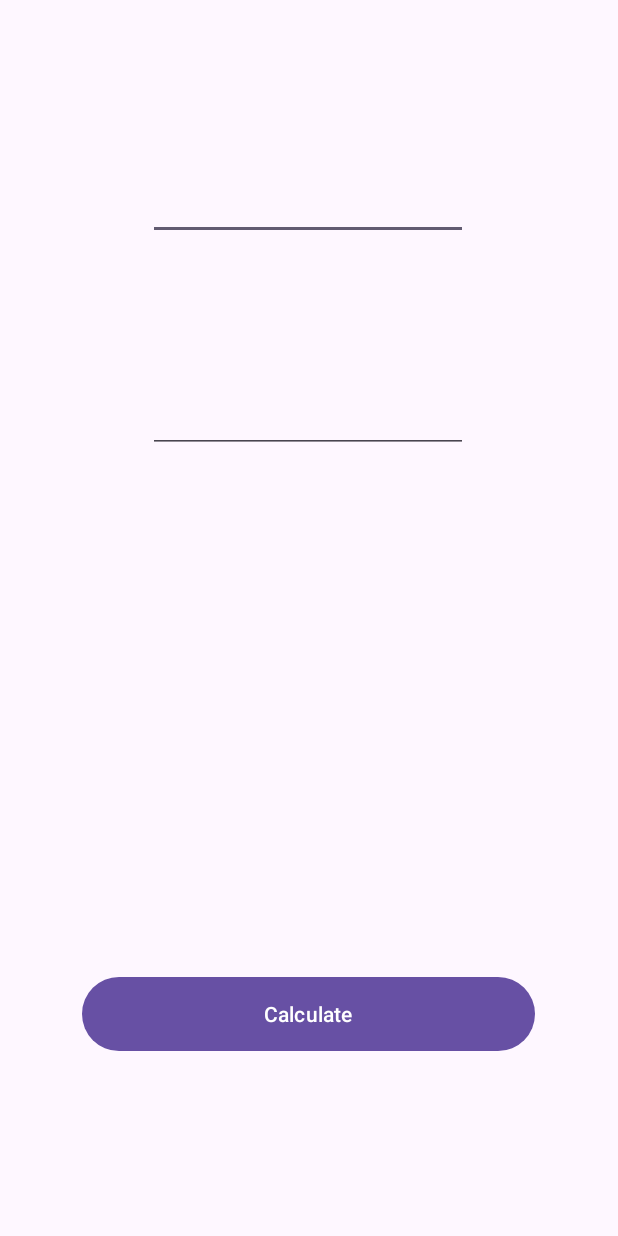
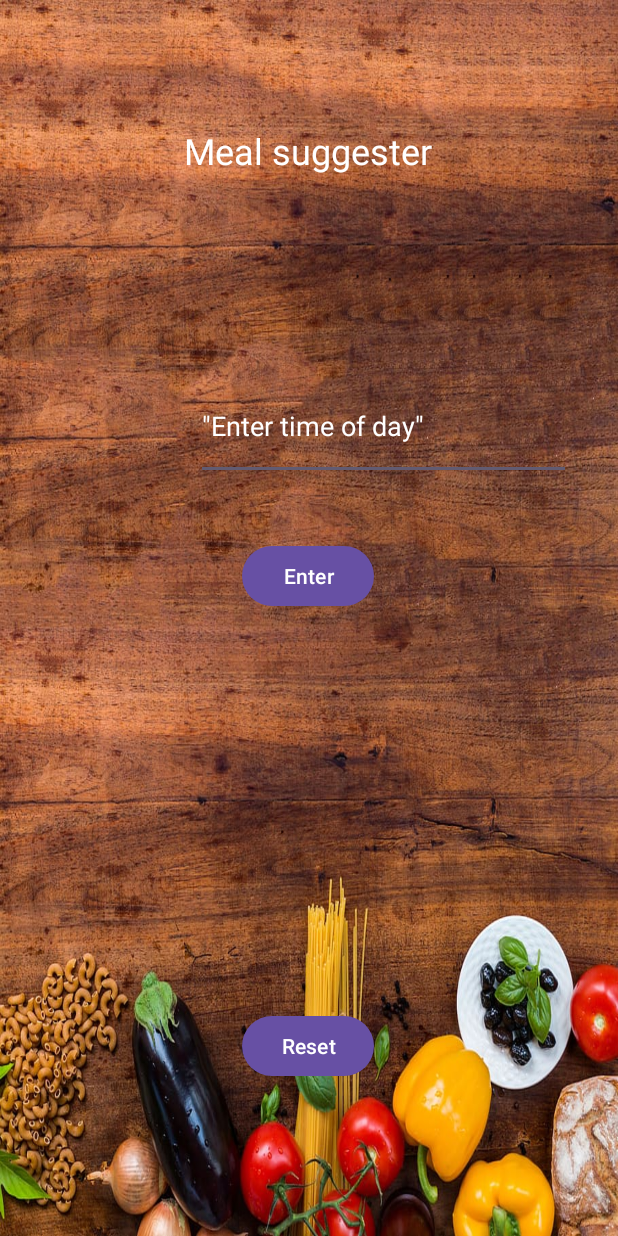
Before and after one commit to ST10479888/Math-app, an Android app: the screen it shows after launch (MainActivity), on a phone screen of 412 x 824 dp. Run offline under Robolectric (Android 15) with nearby library versions, the phone set to English and light mode, and no system bars.

Commit message:
Food-Suggester-App

```diff
--- a/app/src/main/java/vcmsa/ci/demo/MainActivity.kt
+++ b/app/src/main/java/vcmsa/ci/demo/MainActivity.kt
@@ -1,6 +1,9 @@
 package vcmsa.ci.demo
 
 import android.os.Bundle
+import android.widget.Button
+import android.widget.EditText
+import android.widget.TextView
 import androidx.activity.enableEdgeToEdge
 import androidx.appcompat.app.AppCompatActivity
 import androidx.core.view.ViewCompat
@@ -11,10 +14,49 @@ class MainActivity : AppCompatActivity() {
         super.onCreate(savedInstanceState)
         enableEdgeToEdge()
         setContentView(R.layout.activity_main)
-        ViewCompat.setOnApplyWindowInsetsListener(findViewById(R.id.main)) { v, insets ->
-            val systemBars = insets.getInsets(WindowInsetsCompat.Type.systemBars())
-            v.setPadding(systemBars.left, systemBars.top, systemBars.right, systemBars.bottom)
-            insets
+
+        // find the TextView by Id
+        val textview1 = findViewById<TextView>(R.id.textView2)
+
+        //find the Button by Id
+        val button1 = findViewById<Button>(R.id.start)
+
+        //find the Edit text by Id
+        val editText = findViewById<EditText>(R.id.input1)
+
+        // find the Textview by  Id
+        val textView = findViewById<TextView>(R.id.myanswer1)
+
+        // find the Button by Id
+        val button2 = findViewById<Button>(R.id.reset)
+
+        button1.setOnClickListener{
+            val text = editText.text.toString()
+
+            if (text == "Morning"|| text == "morning"){
+                textview1.text = "Eat bacon and eggs"
+
+            }else if (text == "Mid morning" || text == "mid morning"){
+                textview1.text = "Eat greek yogurt with strawberries"
+
+            }else if (text == "Afternoon" || text == "afternoon"){
+                textview1.text = "Eat kale chips"
+
+            }else if (text == "Mid afternoon" || text == "mid afternoon"){
+                textview1.text = "Eat hard boiled eggs"
+
+            }else if (text == "Dinner" || text == "dinner"){
+                textview1.text = "Eat chicken pasta"
+
+                // Title: Meal suggestion app
+                // Author: w3schools
+                // Date: 30 March 2025
+                // Version: 1.0
+                // Available: https://www.w3schools.com/
+
+            }
         }
-    }
-}
+        button2.setOnClickListener {
+            editText.text.clear()
+            textview1.text = "Enter new data"
+        }} }
--- a/app/src/main/res/layout/activity_main.xml
+++ b/app/src/main/res/layout/activity_main.xml
@@ -5,43 +5,81 @@
     android:id="@+id/main"
     android:layout_width="match_parent"
     android:layout_height="match_parent"
+    android:background="@drawable/cookhealthyfoodeat"
     tools:context=".MainActivity">
 
-    <Button
-        android:id="@+id/button"
-        android:layout_width="302dp"
-        android:layout_height="57dp"
-        android:text="Calculate"
+
+    <TextView
+        android:id="@+id/myanswer1"
+        android:layout_width="165dp"
+        android:layout_height="79dp"
+        android:text="Meal suggester"
+        android:textAlignment="center"
+        android:textColor="@color/white"
+        android:textColorLink="@color/white"
+        android:textSize="24sp"
         app:layout_constraintBottom_toBottomOf="parent"
         app:layout_constraintEnd_toEndOf="parent"
         app:layout_constraintHorizontal_bias="0.498"
         app:layout_constraintStart_toStartOf="parent"
         app:layout_constraintTop_toTopOf="parent"
-        app:layout_constraintVertical_bias="0.844" />
+        app:layout_constraintVertical_bias="0.113" />
+
+    <TextView
+        android:id="@+id/textView2"
+        android:layout_width="336dp"
+        android:layout_height="126dp"
+        android:shadowColor="@color/white"
+        android:text=""
+        android:textColor="@color/white"
+        android:textColorHighlight="@color/white"
+        android:textColorHint="@color/white"
+        android:textColorLink="@color/white"
+        android:textSize="10sp"
+        app:layout_constraintBottom_toBottomOf="parent"
+        app:layout_constraintEnd_toEndOf="parent"
+        app:layout_constraintHorizontal_bias="0.496"
+        app:layout_constraintStart_toStartOf="parent"
+        app:layout_constraintTop_toTopOf="parent"
+        app:layout_constraintVertical_bias="0.658" />
 
     <EditText
-        android:id="@+id/editTextNumber"
-        android:layout_width="wrap_content"
-        android:layout_height="wrap_content"
+        android:id="@+id/input1"
+        android:layout_width="250dp"
+        android:layout_height="71dp"
         android:ems="10"
-        android:inputType="number"
+        android:hint='"Enter time of day"'
+        android:inputType="text"
+        android:text=""
+        android:textColorHint="@color/white"
         app:layout_constraintBottom_toBottomOf="parent"
         app:layout_constraintEnd_toEndOf="parent"
-        app:layout_constraintHorizontal_bias="0.497"
-        app:layout_constraintStart_toStartOf="parent"
-        app:layout_constraintTop_toTopOf="parent"
-        app:layout_constraintVertical_bias="0.147" />
-
-    <EditText
-        android:id="@+id/editTextNumber2"
-        android:layout_width="wrap_content"
-        android:layout_height="wrap_content"
-        android:ems="10"
-        android:inputType="number"
-        app:layout_constraintBottom_toBottomOf="parent"
-        app:layout_constraintEnd_toEndOf="parent"
-        app:layout_constraintHorizontal_bias="0.497"
+        app:layout_constraintHorizontal_bias="0.807"
         app:layout_constraintStart_toStartOf="parent"
         app:layout_constraintTop_toTopOf="parent"
         app:layout_constraintVertical_bias="0.33" />
+
+    <Button
+        android:id="@+id/start"
+        android:layout_width="wrap_content"
+        android:layout_height="wrap_content"
+        android:text="Enter"
+        app:layout_constraintBottom_toBottomOf="parent"
+        app:layout_constraintEnd_toEndOf="parent"
+        app:layout_constraintHorizontal_bias="0.498"
+        app:layout_constraintStart_toStartOf="parent"
+        app:layout_constraintTop_toTopOf="parent"
+        app:layout_constraintVertical_bias="0.464" />
+
+    <Button
+        android:id="@+id/reset"
+        android:layout_width="wrap_content"
+        android:layout_height="wrap_content"
+        android:text="Reset"
+        app:layout_constraintBottom_toBottomOf="parent"
+        app:layout_constraintEnd_toEndOf="parent"
+        app:layout_constraintHorizontal_bias="0.498"
+        app:layout_constraintStart_toStartOf="parent"
+        app:layout_constraintTop_toTopOf="parent"
+        app:layout_constraintVertical_bias="0.868" />
 </androidx.constraintlayout.widget.ConstraintLayout>
```
Also changed, not shown: app/src/main/res/drawable/cookhealthyfoodeat.jpg (added), app/src/main/res/drawable/g63.png (deleted), 1 other file.
